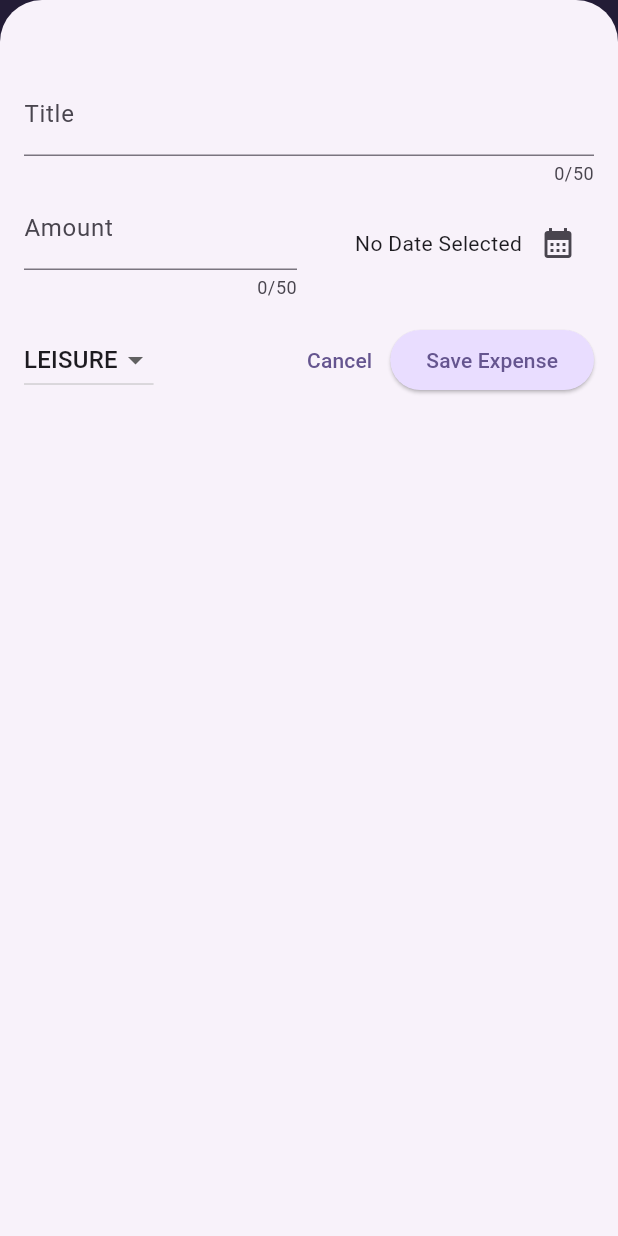
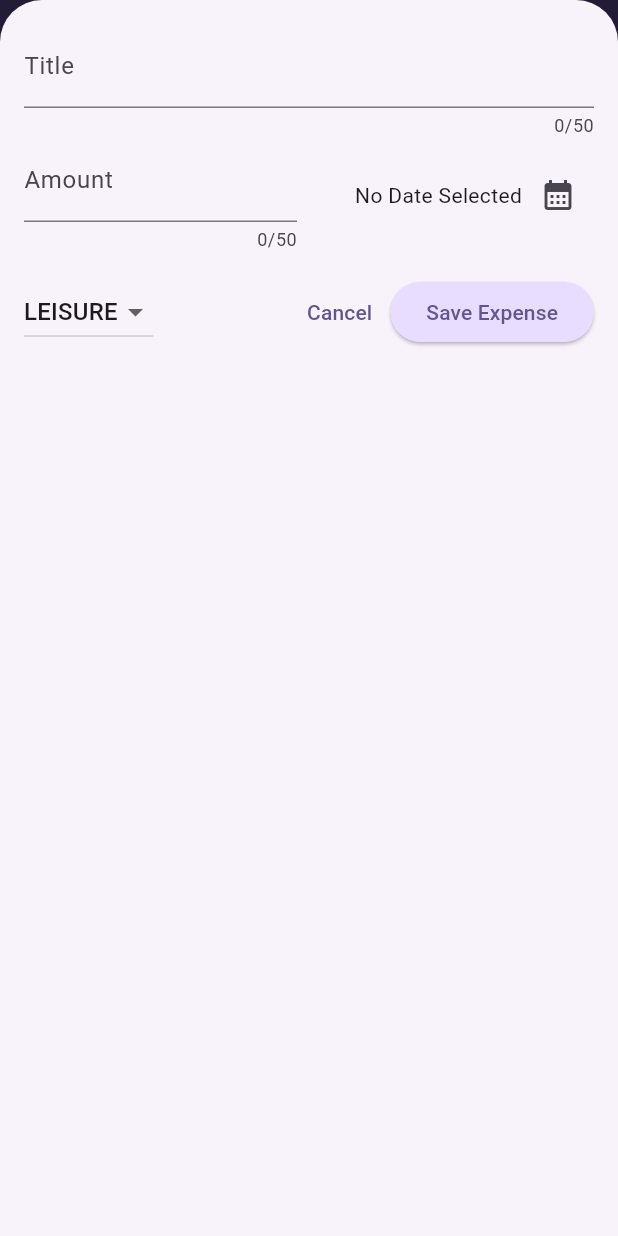
Before and after one commit to abdelrahman93/tracker_app, a Flutter app: the screen it shows after launch, after a tap on the "add" icon, on a phone screen of 412 x 824 dp. Run offline on Flutter 3.47's test engine with Material 3 defaults, Android fonts, the phone set to English and light mode, and no system bars.

Commit message:
Responsive UI

```diff
--- a/lib/main.dart
+++ b/lib/main.dart
@@ -12,9 +12,9 @@ var kDarkColorScheme = ColorScheme.fromSeed(
 );
 
 void main() {
-  SystemChrome.setPreferredOrientations([DeviceOrientation.portraitUp]).then((
-    fn,
-  ) {
+  // SystemChrome.setPreferredOrientations([DeviceOrientation.portraitUp]).then((
+  //   fn,
+  // ) {q
     runApp(
       MaterialApp(
         darkTheme: ThemeData.dark().copyWith(
@@ -61,5 +61,5 @@ void main() {
         home: Expenses(),
       ),
     );
-  });
+ // });
 }
--- a/lib/widgets/expenses.dart
+++ b/lib/widgets/expenses.dart
@@ -36,6 +36,7 @@ class _ExpensesState extends State<Expenses> {
 
   void _openAddExpenseOverlay() {
     showModalBottomSheet(
+      useSafeArea: true,
       isScrollControlled: true,
       context: context,
       builder: (ctx) => NewExpense(onAddExpense: _addExpense),
@@ -73,6 +74,9 @@ class _ExpensesState extends State<Expenses> {
 
   @override
   Widget build(BuildContext context) {
+    final width = MediaQuery.of(context).size.width;
+    final height = MediaQuery.of(context).size.height;
+
     Widget mainContent = Center(child: Text('No Expense found'));
 
     if (_registeredExpenses.isNotEmpty) {
@@ -89,11 +93,18 @@ class _ExpensesState extends State<Expenses> {
           IconButton(onPressed: _openAddExpenseOverlay, icon: Icon(Icons.add)),
         ],
       ),
-      body: Column(
-        children: [
-        Chart(expenses: _registeredExpenses),
-        Expanded(child: mainContent)],
-      ),
+      body:
+          width < 600
+              ? Column(
+                children: [
+                  Chart(expenses: _registeredExpenses),
+                  Expanded(child: mainContent),
+                ],
+              )
+              : Row(children: [
+                  Expanded(child: Chart(expenses: _registeredExpenses)),
+                  Expanded(child: mainContent),
+                ],),
     );
   }
 }
--- a/lib/widgets/new_expense.dart
+++ b/lib/widgets/new_expense.dart
@@ -1,11 +1,13 @@
+import 'dart:io';
+
+import 'package:flutter/cupertino.dart';
 import 'package:flutter/material.dart';
 import 'package:tracker_app/modles/expense.dart';
 
 class NewExpense extends StatefulWidget {
+  const NewExpense({super.key, required this.onAddExpense});
 
-  const NewExpense({super.key,required this.onAddExpense });
-
-  final void Function (Expense expense) onAddExpense;
+  final void Function(Expense expense) onAddExpense;
 
   @override
   State<StatefulWidget> createState() {
@@ -14,7 +16,6 @@ class NewExpense extends StatefulWidget {
 }
 
 class _NewExpenseState extends State<NewExpense> {
-
   final _titleController = TextEditingController();
   final _amountController = TextEditingController();
 
@@ -43,6 +44,26 @@ class _NewExpenseState extends State<NewExpense> {
     if (_titleController.text.trim().isEmpty ||
         amountIsInvalid ||
         _selectedDate == null) {
+      if (Platform.isIOS) {
+        showCupertinoDialog(
+          context: context,
+          builder:
+              (ctx) => CupertinoAlertDialog(
+                title: Text('Invalid input'),
+                content: Text(
+                  'Please make sure a valid title , amount , category was entered',
+                ),
+                actions: [
+                  TextButton(
+                    onPressed: () {
+                      Navigator.pop(ctx);
+                    },
+                    child: Text('Okay'),
+                  ),
+                ],
+              ),
+        );
+      } else {
         //show error
         showDialog(
           context: context,
@@ -62,11 +83,19 @@ class _NewExpenseState extends State<NewExpense> {
                 ],
               ),
         );
+      }
+
       return;
     }
-    widget.onAddExpense(Expense(title: _titleController.text, amount: enteredAmount, date: _selectedDate!, category: _selectedCategory!));
+    widget.onAddExpense(
+      Expense(
+        title: _titleController.text,
+        amount: enteredAmount,
+        date: _selectedDate!,
+        category: _selectedCategory!,
+      ),
+    );
     Navigator.pop(context);
-
   }
 
   @override
@@ -78,17 +107,95 @@ class _NewExpenseState extends State<NewExpense> {
 
   @override
   Widget build(BuildContext context) {
-    return Padding(
-      padding: EdgeInsets.fromLTRB(16,48,16,16),
+    final keyboardSpace = MediaQuery.of(context).viewInsets.bottom;
+
+    return LayoutBuilder(
+      builder: (ctx, constraints) {
+        final width = constraints.maxWidth;
+        return SizedBox(
+          height: double.infinity,
+          child: SingleChildScrollView(
+            child: Padding(
+              padding: EdgeInsets.fromLTRB(16, 16, 16, keyboardSpace + 16),
               child: Column(
                 children: [
+                  if (width >= 600)
+                    Row(
+                      crossAxisAlignment: CrossAxisAlignment.start,
+                      children: [
+                        Expanded(
+                          child: TextField(
+                            controller: _titleController,
+                            maxLength: 50,
+                            keyboardType: TextInputType.text,
+                            decoration: InputDecoration(label: Text('Title')),
+                          ),
+                        ),
+                        SizedBox(width: 24),
+                        Expanded(
+                          child: TextField(
+                            controller: _amountController,
+                            maxLength: 50,
+                            keyboardType: TextInputType.number,
+                            decoration: InputDecoration(
+                              label: Text('Amount'),
+                              prefixText: '\$ ',
+                            ),
+                          ),
+                        ),
+                      ],
+                    )
+                  else
                     TextField(
                       controller: _titleController,
                       maxLength: 50,
                       keyboardType: TextInputType.text,
                       decoration: InputDecoration(label: Text('Title')),
                     ),
-
+                  if (width >= 600)
+                    Row(
+                      children: [
+                        DropdownButton(
+                          value: _selectedCategory,
+                          items:
+                              Category.values
+                                  .map(
+                                    (item) => DropdownMenuItem(
+                                      value: item,
+                                      child: Text(item.name.toUpperCase()),
+                                    ),
+                                  )
+                                  .toList(),
+                          onChanged: (value) {
+                            if (value == null) {
+                              return;
+                            }
+                            setState(() {
+                              _selectedCategory = value;
+                            });
+                          },
+                        ),
+                        SizedBox(width: 24),
+                        Expanded(
+                          child: Row(
+                            mainAxisAlignment: MainAxisAlignment.end,
+                            crossAxisAlignment: CrossAxisAlignment.center,
+                            children: [
+                              Text(
+                                _selectedDate == null
+                                    ? 'No Date Selected'
+                                    : formatter.format(_selectedDate!),
+                              ),
+                              IconButton(
+                                onPressed: _pressDataPicker,
+                                icon: Icon(Icons.calendar_month),
+                              ),
+                            ],
+                          ),
+                        ),
+                      ],
+                    )
+                  else
                     Row(
                       children: [
                         Expanded(
@@ -123,6 +230,23 @@ class _NewExpenseState extends State<NewExpense> {
                       ],
                     ),
                   const SizedBox(height: 16),
+                  if (width >= 600)
+                    Row(
+                      children: [
+                        Spacer(),
+                        TextButton(
+                          onPressed: () {
+                            Navigator.pop(context);
+                          },
+                          child: Text('Cancel'),
+                        ),
+                        ElevatedButton(
+                          onPressed: submitExpenseData,
+                          child: Text('Save Expense'),
+                        ),
+                      ],
+                    )
+                  else
                     Row(
                       children: [
                         DropdownButton(
@@ -160,6 +284,10 @@ class _NewExpenseState extends State<NewExpense> {
                     ),
                 ],
               ),
+            ),
+          ),
+        );
+      },
     );
   }
 }
```
Lines whose indentation alone changed are shown as unchanged.
